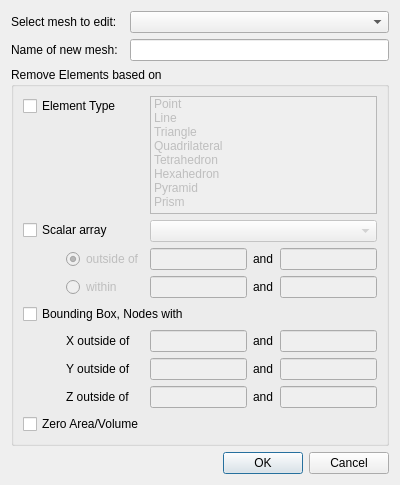
Before: the Qt Designer form Applications/DataExplorer/DataView/MeshElementRemoval.ui in ufz/ogs, drawn with Qt 5.
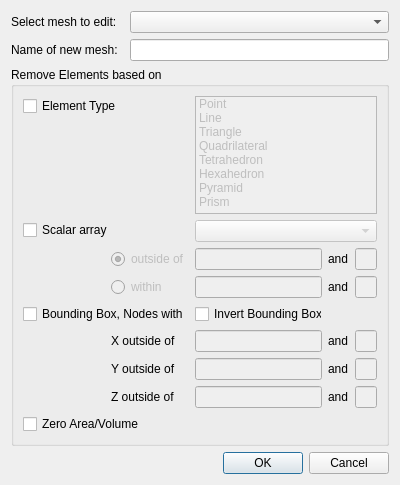
After: the same form once the commit is applied.

Commit message: adjusted Data Explorer dialogue to support inverted bounding boxes for mesh element removal

```diff
--- a/Applications/DataExplorer/DataView/MeshElementRemoval.ui
+++ b/Applications/DataExplorer/DataView/MeshElementRemoval.ui
@@ -249,13 +249,6 @@
         </property>
        </spacer>
       </item>
-      <item row="4" column="0" colspan="3">
-       <widget class="QCheckBox" name="boundingBoxCheckBox">
-        <property name="text">
-         <string>Bounding Box, Nodes with</string>
-        </property>
-       </widget>
-      </item>
       <item row="3" column="1">
        <widget class="QRadioButton" name="insideButton">
         <property name="enabled">
@@ -354,6 +347,20 @@
         </property>
        </widget>
       </item>
+      <item row="4" column="0" colspan="2">
+       <widget class="QCheckBox" name="boundingBoxCheckBox">
+        <property name="text">
+         <string>Bounding Box, Nodes with</string>
+        </property>
+       </widget>
+      </item>
+      <item row="4" column="2">
+       <widget class="QCheckBox" name="invertBoundingBoxCheckBox">
+        <property name="text">
+         <string>Invert Bounding Box</string>
+        </property>
+       </widget>
+      </item>
      </layout>
     </widget>
    </item>
```
The commit also changes 2 other files.
